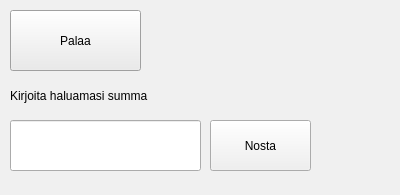
The window that PankkiAutomaatti/exe/omasumma.ui (banksimul2022/group2) describes before a commit, drawn with Qt 5.
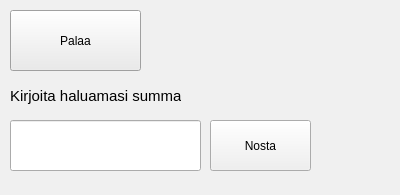
The same window after the commit.

The edit to the form file:
```diff
--- a/PankkiAutomaatti/exe/omasumma.ui
+++ b/PankkiAutomaatti/exe/omasumma.ui
@@ -1132,6 +1132,11 @@
      <height>31</height>
     </rect>
    </property>
+   <property name="font">
+    <font>
+     <pointsize>11</pointsize>
+    </font>
+   </property>
    <property name="text">
     <string>Kirjoita haluamasi summa</string>
    </property>
```
Left out of the diff: 18 changed lines with no effect on the pictures.
